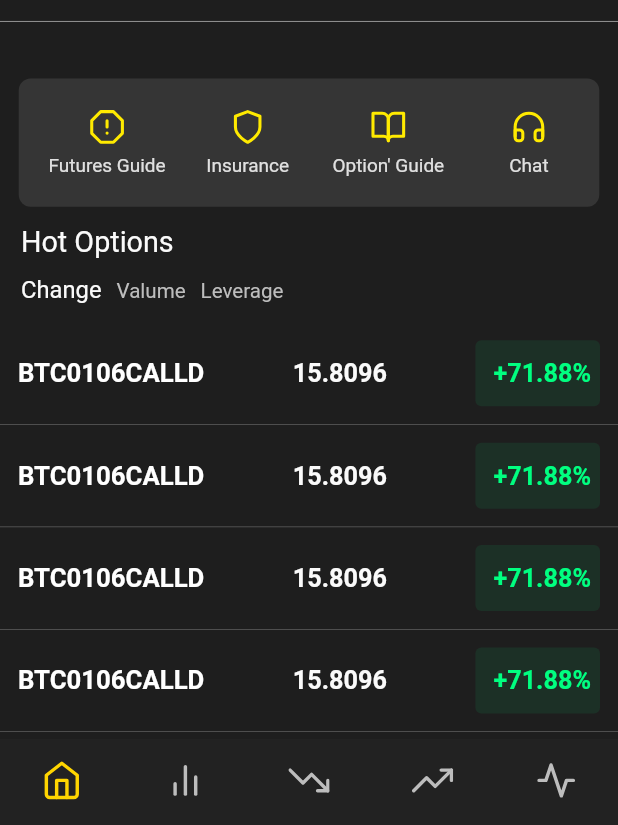
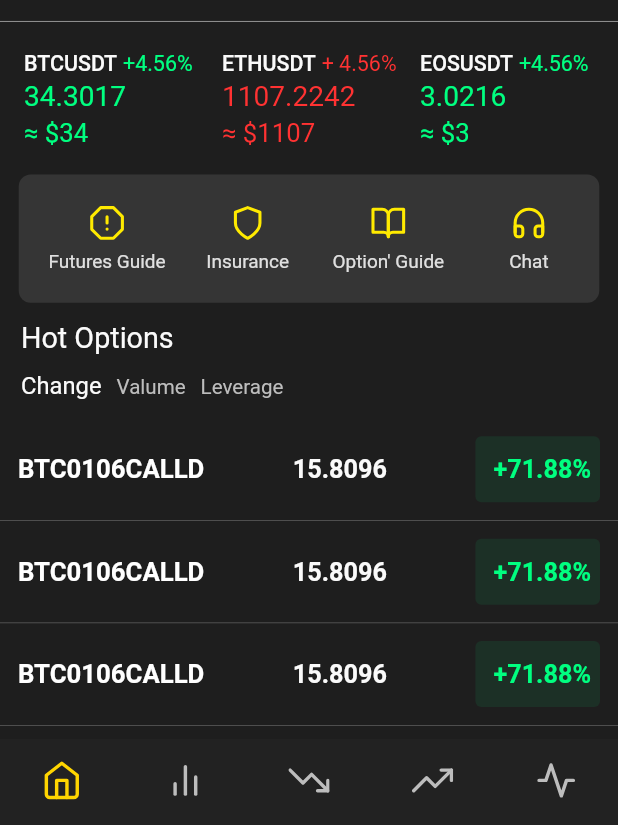
Before and after one commit to lambiengcode/flutter_binance_ui, a Flutter app: the screen it shows after launch, on a phone screen of 412 x 824 dp, the part 411-1236 px from its top. Run offline on Flutter 3.47's test engine with Material 2 defaults, Android fonts, the phone set to English and light mode, and no system bars; drawn by our look-alikes of carousel_slider; our stand-ins replace fl_chart, flutter_icons, font_awesome_flutter, get; missing offline and left inert: flutter_candlesticks; network calls fail.

Commit message:
update flutter candlestick chart

```diff
--- a/lib/src/pages/home/home_page.dart
+++ b/lib/src/pages/home/home_page.dart
@@ -16,6 +16,9 @@ class HomePage extends StatefulWidget {
 class _HomePageState extends State<HomePage> {
   ScrollController _controller = new ScrollController();
   StreamController _postsController;
+  Timer timer;
+  String _api =
+      'https://min-api.cryptocompare.com/data/generateAvg?fsym=BTC&tsym=USD&e=Kraken&api_key=5b5a7685ff31b6033f79ffc43c778605d47ca3a84a7d690ec510149ccb0e7f50';
   String _option = 'Change';
   bool _showAppBar = true;
 
@@ -57,8 +60,7 @@ class _HomePageState extends State<HomePage> {
   }
 
   Future fetchPost() async {
-    final response = await http.get(
-        'http://api.coinlayer.com/api/live?access_key=10cd923a6e7417be389ea94c105110d3');
+    final response = await http.get(_api);
 
     if (response.statusCode == 200) {
       return json.decode(response.body);
@@ -70,7 +72,25 @@ class _HomePageState extends State<HomePage> {
   loadPosts() async {
     fetchPost().then((res) async {
       _postsController.add(res);
+      print(res['RAW']['PRICE']);
+      print('I\'m here');
       return res;
+    });
+  }
+
+  Future<Null> _handleRefresh() async {
+    fetchPost().then((res) async {
+      _postsController.add(res);
+
+      return null;
+    });
+  }
+
+  startTimer() {
+    timer = Timer.periodic(Duration(milliseconds: 200), (t) {
+      setState(() {
+        _handleRefresh();
+      });
     });
   }
 
@@ -78,7 +98,14 @@ class _HomePageState extends State<HomePage> {
   void initState() {
     _postsController = new StreamController();
     loadPosts();
+    startTimer();
     super.initState();
+  }
+
+  @override
+  void dispose() {
+    super.dispose();
+    timer.cancel();
   }
 
   @override
@@ -224,10 +251,35 @@ class _HomePageState extends State<HomePage> {
                                   stream: _postsController.stream,
                                   builder: (context, AsyncSnapshot snapshot) {
                                     if (!snapshot.hasData) {
-                                      return Container();
+                                      return Padding(
+                                        padding: EdgeInsets.only(left: 16.0),
+                                        child: Row(
+                                          children: [
+                                            _buildNoticeCoins(
+                                              context,
+                                              'BTCUSDT',
+                                              '+4.56%',
+                                              34.3017,
+                                              Color(0xFF00FF80),
+                                            ),
+                                            _buildNoticeCoins(
+                                              context,
+                                              'ETHUSDT',
+                                              '+ 4.56%',
+                                              1107.2242,
+                                              Color(0xFFFFF3232),
+                                            ),
+                                            _buildNoticeCoins(
+                                              context,
+                                              'EOSUSDT',
+                                              '+4.56%',
+                                              3.0216,
+                                              Color(0xFF00FF80),
+                                            ),
+                                          ],
+                                        ),
+                                      );
                                     }
-
-                                    print(snapshot.data);
 
                                     return Padding(
                                       padding: EdgeInsets.only(left: 16.0),
@@ -237,21 +289,27 @@ class _HomePageState extends State<HomePage> {
                                             context,
                                             'BTCUSDT',
                                             '+4.56%',
-                                            33955.13,
+                                            double.parse(snapshot.data['RAW']
+                                                    ['PRICE']
+                                                .toString()),
                                             Color(0xFF00FF80),
                                           ),
                                           _buildNoticeCoins(
                                             context,
                                             'ETHUSDT',
                                             '+ 4.56%',
-                                            12955.13,
+                                            double.parse(snapshot.data['RAW']
+                                                    ['PRICE']
+                                                .toString()),
                                             Color(0xFFFFF3232),
                                           ),
                                           _buildNoticeCoins(
                                             context,
                                             'EOSUSDT',
                                             '+4.56%',
-                                            22955.13,
+                                            double.parse(snapshot.data['RAW']
+                                                    ['PRICE']
+                                                .toString()),
                                             Color(0xFF00FF80),
                                           ),
                                         ],
@@ -413,7 +471,7 @@ class _HomePageState extends State<HomePage> {
             height: 2.5,
           ),
           Text(
-            value.toString(),
+            '$value',
             style: TextStyle(
               color: color,
               fontSize: _size.width / 22.0,
--- a/pubspec.yaml
+++ b/pubspec.yaml
@@ -43,6 +43,7 @@ dependencies:
   fl_chart:
   http:
   flutter_launcher_icons: ^0.8.1
+  flutter_candlesticks: ^0.1.4
 
 dev_dependencies:
   flutter_test:
```
Also changed, not shown: lib/src/models/candle.dart (added, +9 -0 lines), lib/src/pages/options/options_page.dart (+83 -3 lines), pubspec.lock.
